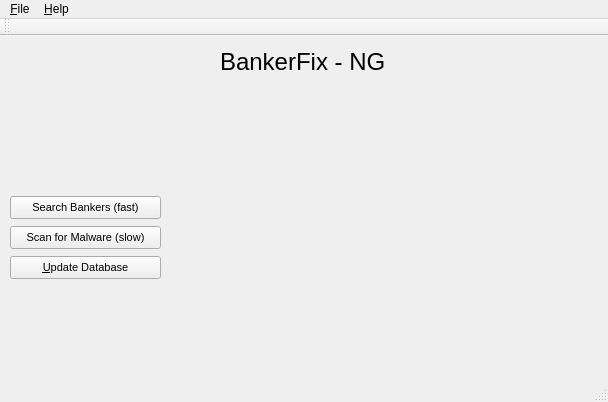
Old version of the form src/mainwindow.ui in the repository Bull-Labs/bankerfix-ng.
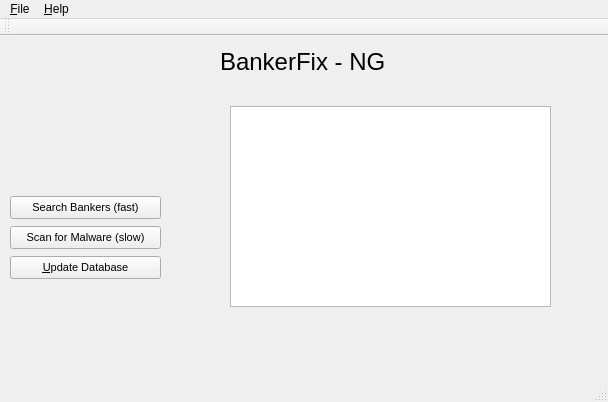
New version of the form. Icons and pictures are not drawn.

Commit message: litview is receiving data

```diff
--- a/src/mainwindow.ui
+++ b/src/mainwindow.ui
@@ -102,6 +102,16 @@
      <string>BankerFix - NG</string>
     </property>
    </widget>
+   <widget class="QListView" name="listView">
+    <property name="geometry">
+     <rect>
+      <x>230</x>
+      <y>70</y>
+      <width>321</width>
+      <height>201</height>
+     </rect>
+    </property>
+   </widget>
   </widget>
   <widget class="QMenuBar" name="menuBar">
    <property name="geometry">
```
The commit also changes 2 other files.
